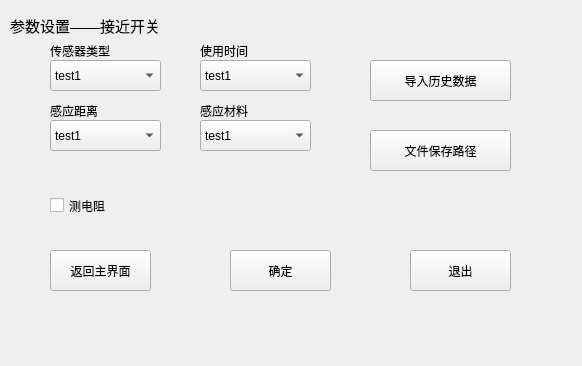
The window that ui_param/paramwin_proximityswitch.ui (Dirck-YHP/Proj_sensor_detect) describes before a commit, drawn with Qt 5.
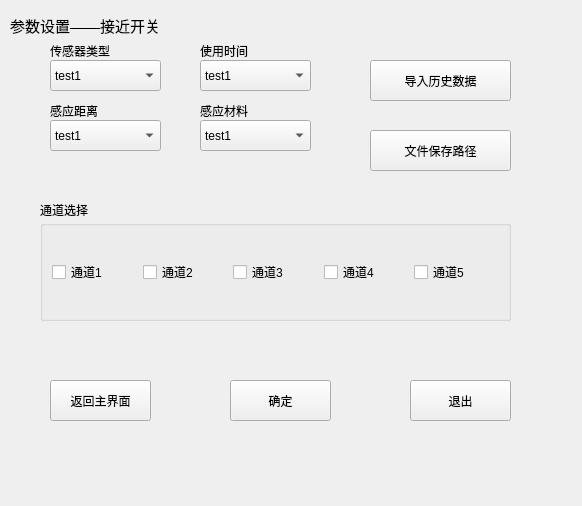
The same window after the commit.

Commit message: 修改ui布局，电阻和传感器同等级

What changed in the file:
```diff
--- a/ui_param/paramwin_proximityswitch.ui
+++ b/ui_param/paramwin_proximityswitch.ui
@@ -7,7 +7,7 @@
     <x>0</x>
     <y>0</y>
     <width>582</width>
-    <height>366</height>
+    <height>506</height>
    </rect>
   </property>
   <property name="windowTitle">
@@ -35,7 +35,7 @@
    <property name="geometry">
     <rect>
      <x>230</x>
-     <y>250</y>
+     <y>380</y>
      <width>101</width>
      <height>41</height>
     </rect>
@@ -48,7 +48,7 @@
    <property name="geometry">
     <rect>
      <x>50</x>
-     <y>250</y>
+     <y>380</y>
      <width>101</width>
      <height>41</height>
     </rect>
@@ -61,7 +61,7 @@
    <property name="geometry">
     <rect>
      <x>410</x>
-     <y>250</y>
+     <y>380</y>
      <width>101</width>
      <height>41</height>
     </rect>
@@ -129,19 +129,6 @@
     <string>导入历史数据</string>
    </property>
   </widget>
-  <widget class="QCheckBox" name="checkBox_measure_resis">
-   <property name="geometry">
-    <rect>
-     <x>50</x>
-     <y>190</y>
-     <width>111</width>
-     <height>31</height>
-    </rect>
-   </property>
-   <property name="text">
-    <string>测电阻</string>
-   </property>
-  </widget>
   <widget class="QComboBox" name="cBox_distance">
    <property name="geometry">
     <rect>
@@ -241,6 +228,81 @@
     </property>
    </item>
   </widget>
+  <widget class="QGroupBox" name="gridGroupBox">
+   <property name="geometry">
+    <rect>
+     <x>40</x>
+     <y>220</y>
+     <width>471</width>
+     <height>101</height>
+    </rect>
+   </property>
+   <layout class="QGridLayout" name="gridLayout">
+    <property name="horizontalSpacing">
+     <number>6</number>
+    </property>
+    <item row="0" column="0">
+     <widget class="QCheckBox" name="checkBox_ch_1">
+      <property name="text">
+       <string>通道1</string>
+      </property>
+     </widget>
+    </item>
+    <item row="0" column="3">
+     <widget class="QCheckBox" name="checkBox_ch_4">
+      <property name="text">
+       <string>通道4</string>
+      </property>
+     </widget>
+    </item>
+    <item row="0" column="1">
+     <widget class="QCheckBox" name="checkBox_ch_2">
+      <property name="text">
+       <string>通道2</string>
+      </property>
+     </widget>
+    </item>
+    <item row="0" column="2">
+     <widget class="QCheckBox" name="checkBox_ch_3">
+      <property name="text">
+       <string>通道3</string>
+      </property>
+     </widget>
+    </item>
+    <item row="0" column="4">
+     <widget class="QCheckBox" name="checkBox_ch_5">
+      <property name="text">
+       <string>通道5</string>
+      </property>
+     </widget>
+    </item>
+   </layout>
+  </widget>
+  <widget class="QLabel" name="label_7">
+   <property name="geometry">
+    <rect>
+     <x>40</x>
+     <y>200</y>
+     <width>200</width>
+     <height>20</height>
+    </rect>
+   </property>
+   <property name="minimumSize">
+    <size>
+     <width>100</width>
+     <height>20</height>
+    </size>
+   </property>
+   <property name="maximumSize">
+    <size>
+     <width>200</width>
+     <height>20</height>
+    </size>
+   </property>
+   <property name="text">
+    <string>通道选择</string>
+   </property>
+  </widget>
  </widget>
  <resources/>
  <connections/>
```
The commit also changes 24 other files.
